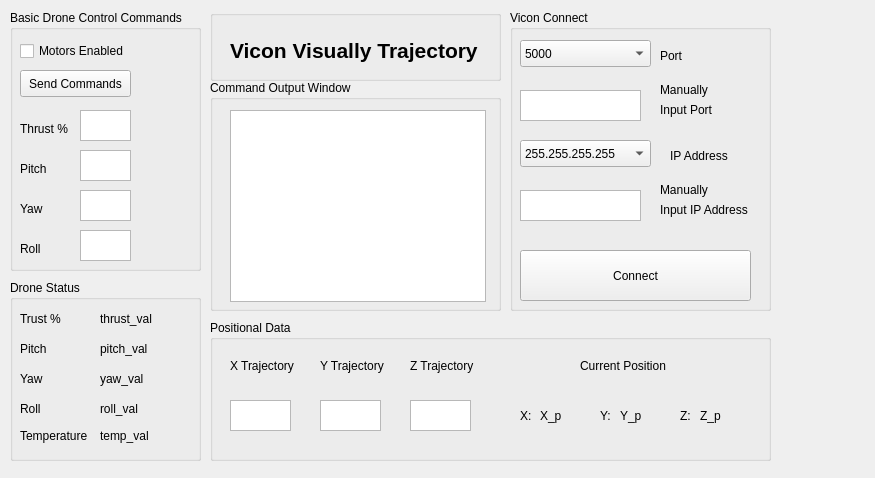
Above: viconMovementTab.ui from OnayoMoro/Autonomous-Crazy-Flie-API before the change. Below: the same form after it.
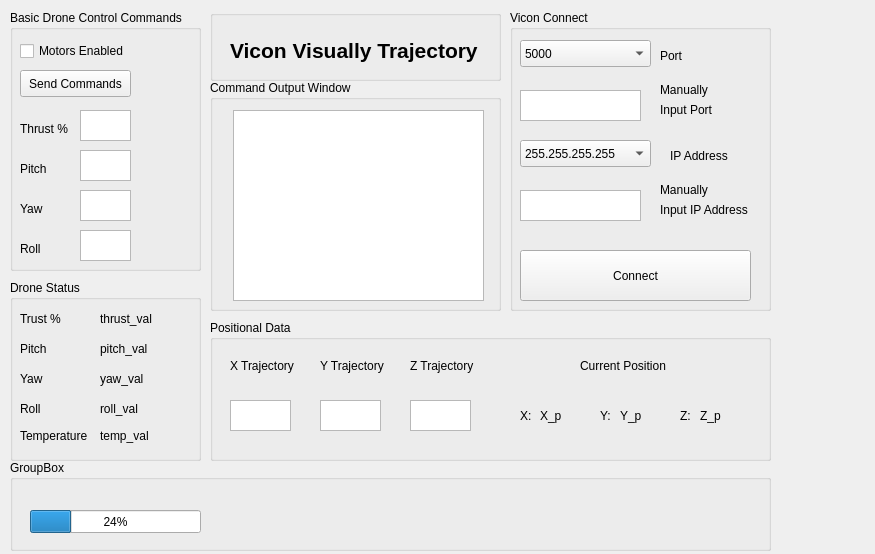
That is the form after the change.

```diff
--- a/viconMovementTab.ui
+++ b/viconMovementTab.ui
@@ -7,7 +7,7 @@
     <x>0</x>
     <y>0</y>
     <width>875</width>
-    <height>478</height>
+    <height>554</height>
    </rect>
   </property>
   <property name="windowTitle">
@@ -302,13 +302,13 @@
    <property name="title">
     <string>Command Output Window  </string>
    </property>
-   <widget class="QTextBrowser" name="command_window">
+   <widget class="QPlainTextEdit" name="plainTextEdit">
     <property name="geometry">
      <rect>
-      <x>20</x>
+      <x>23</x>
       <y>30</y>
-      <width>256</width>
-      <height>192</height>
+      <width>251</width>
+      <height>191</height>
      </rect>
     </property>
    </widget>
@@ -699,6 +699,32 @@
     </property>
    </widget>
   </widget>
+  <widget class="QGroupBox" name="groupBox_7">
+   <property name="geometry">
+    <rect>
+     <x>10</x>
+     <y>460</y>
+     <width>761</width>
+     <height>91</height>
+    </rect>
+   </property>
+   <property name="title">
+    <string>GroupBox</string>
+   </property>
+   <widget class="QProgressBar" name="progressBar">
+    <property name="geometry">
+     <rect>
+      <x>20</x>
+      <y>50</y>
+      <width>171</width>
+      <height>23</height>
+     </rect>
+    </property>
+    <property name="value">
+     <number>24</number>
+    </property>
+   </widget>
+  </widget>
   <zorder>groupBox_6</zorder>
   <zorder>groupBox_3</zorder>
   <zorder>groupBox</zorder>
```
Left out of the diff: 13 changed lines with no effect on the pictures.
